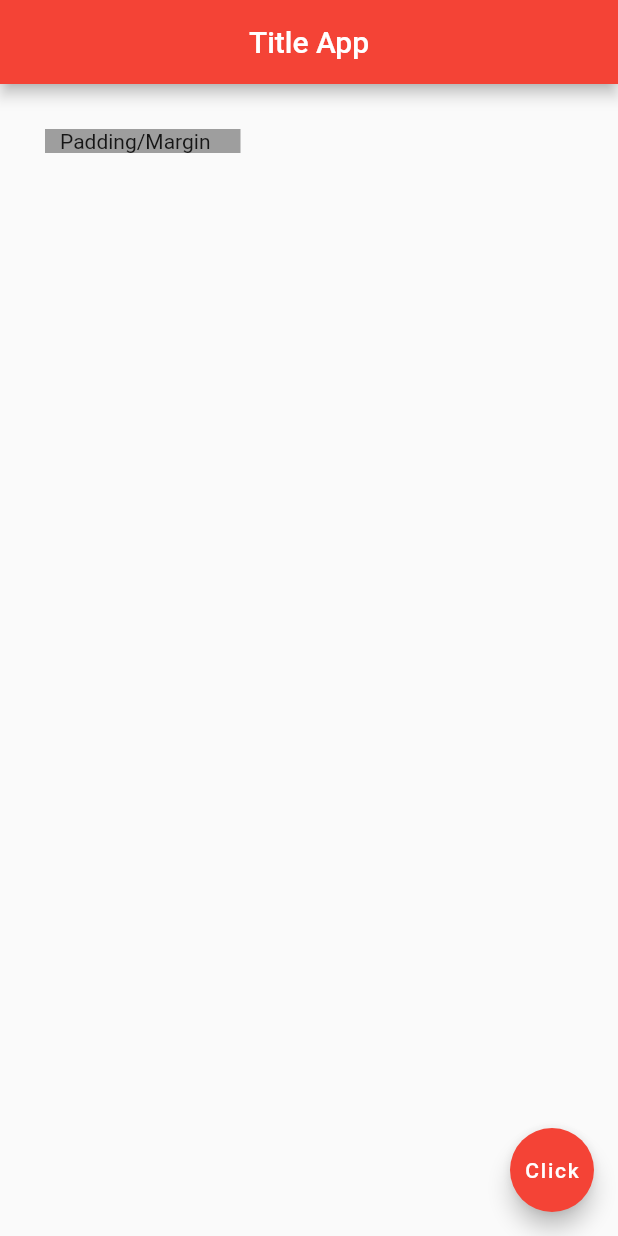
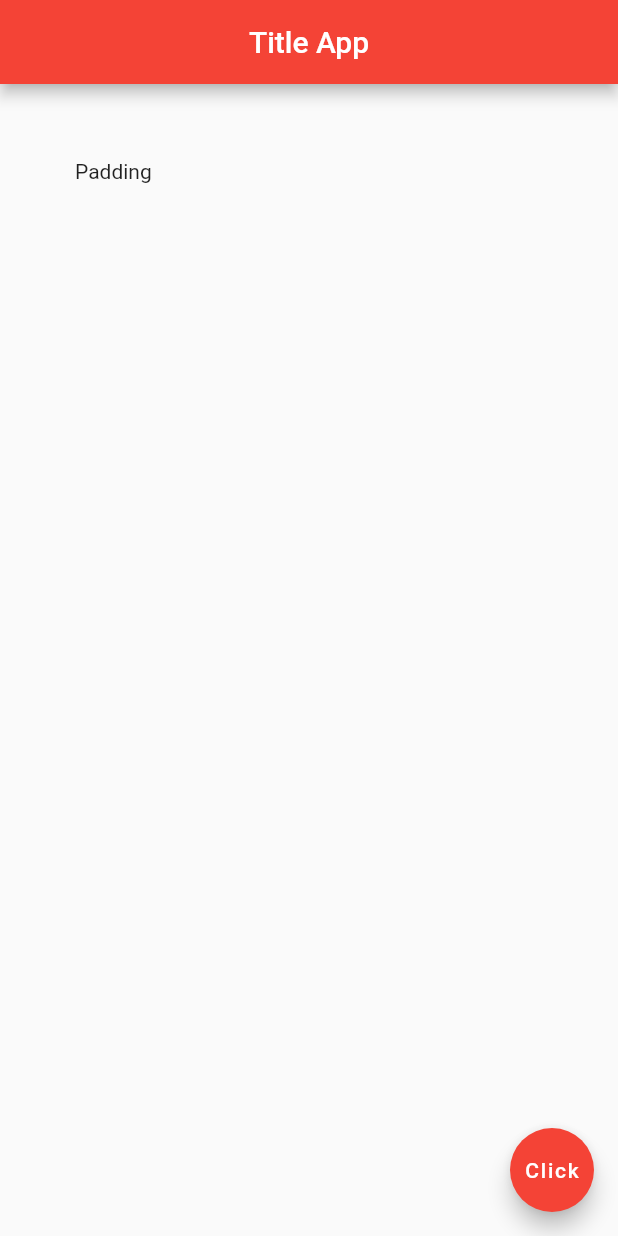
Before and after one commit to shailuhari04/FlutterFirstApp, a Flutter app: the screen it shows after launch, on a phone screen of 412 x 824 dp. Run offline on Flutter 3.47's test engine with Material 2 defaults, Android fonts, the phone set to English and light mode, and no system bars.

Commit message:
Use Of Padding but it's can't able to set margin or color

```diff
--- a/lib/main.dart
+++ b/lib/main.dart
@@ -16,11 +16,9 @@ class TestStateLessWidget extends StatelessWidget {
         centerTitle: true,
         backgroundColor: Colors.red[500],
       ),
-      body: Container(
-        padding: EdgeInsets.fromLTRB(10,0,20,0),
-        margin: EdgeInsets.all(30.0),
-        color: Colors.grey,
-        child: Text('Padding/Margin'),
+      body: Padding(
+        padding: EdgeInsets.all(50.0),
+        child: Text('Padding'),
       ),
       floatingActionButton: FloatingActionButton(
         onPressed: () {},
```
